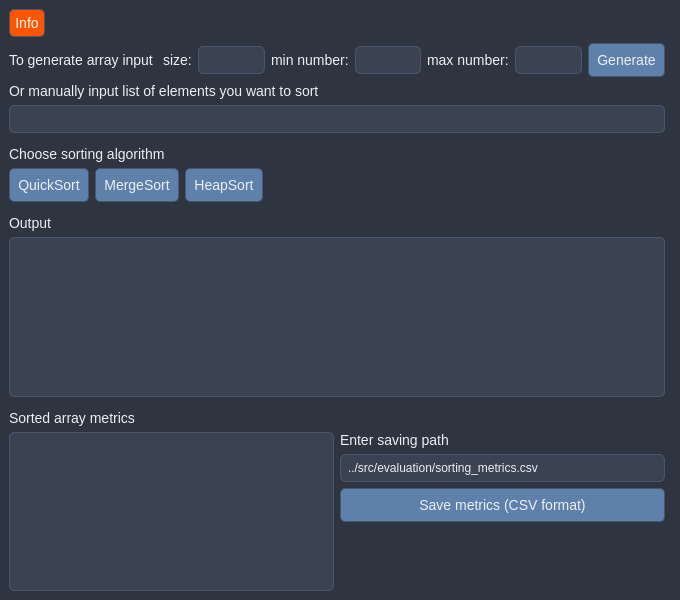
Before: the Qt Designer form src/app/window.ui in yulianzavodnyk/Sorting-App, drawn with Qt 5.
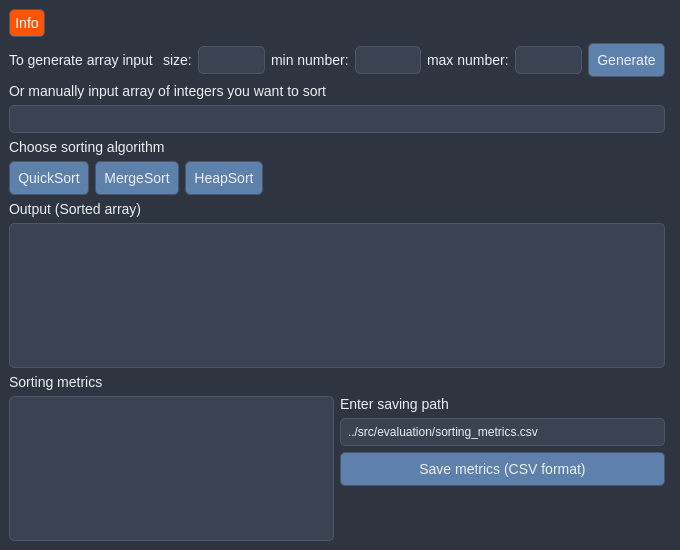
After: the same form once the commit is applied.

```diff
--- a/src/app/window.ui
+++ b/src/app/window.ui
@@ -7,7 +7,7 @@
     <x>0</x>
     <y>0</y>
     <width>680</width>
-    <height>600</height>
+    <height>550</height>
    </rect>
   </property>
   <property name="windowTitle">
@@ -149,7 +149,7 @@
       <item>
        <widget class="QLabel" name="InputLabel">
         <property name="text">
-         <string>Or manually input list of elements you want to sort</string>
+         <string>Or manually input array of integers you want to sort</string>
         </property>
        </widget>
       </item>
@@ -245,7 +245,7 @@
       <item>
        <widget class="QLabel" name="OutputLabel">
         <property name="text">
-         <string>Output</string>
+         <string>Output (Sorted array)</string>
         </property>
        </widget>
       </item>
@@ -272,7 +272,7 @@
           <item>
            <widget class="QLabel" name="MetricLabel">
             <property name="text">
-             <string>Sorted array metrics</string>
+             <string>Sorting metrics</string>
             </property>
            </widget>
           </item>
```
